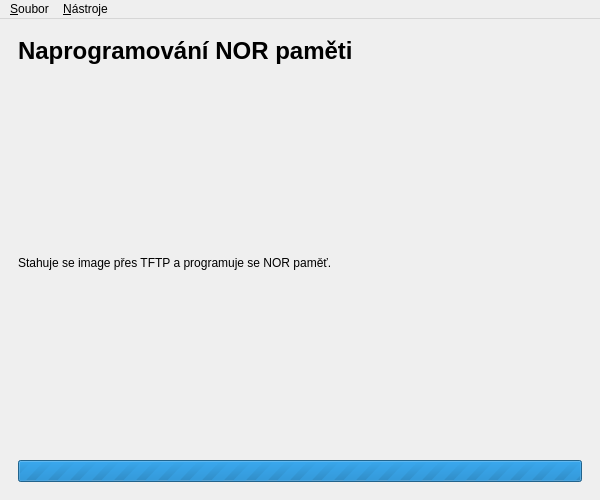
First picture: the form in gui/installer.ui, repository turris-cz/rtools-gui, before the edit.
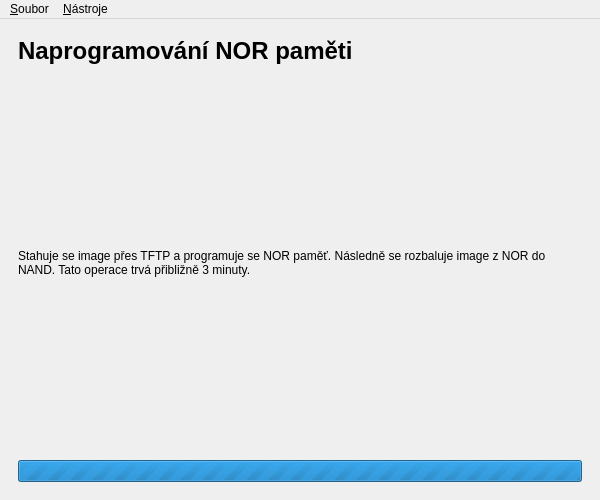
Second picture: the form after the edit. The open tabs and pages were chosen to show the change. Icons and pictures are not drawn.

Commit message: better text in gui when waiting for nor flashing over tftp

The edit to the form file:
```diff
--- a/gui/installer.ui
+++ b/gui/installer.ui
@@ -347,7 +347,7 @@
            </sizepolicy>
           </property>
           <property name="text">
-           <string>Stahuje se image přes TFTP a programuje se NOR paměť.</string>
+           <string>Stahuje se image přes TFTP a programuje se NOR paměť. Následně se rozbaluje image z NOR do NAND. Tato operace trvá přibližně 3 minuty.</string>
           </property>
           <property name="wordWrap">
            <bool>true</bool>
```
The commit also changes 1 other file.
